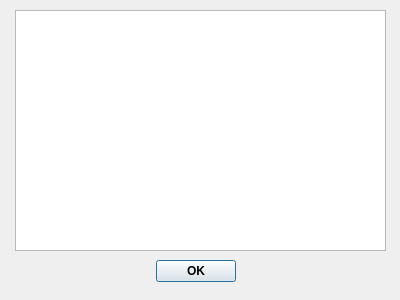
The window that FVADescriptionEditor/fvapeoplelistdlg.ui (dimanikulin/fva) describes before a commit, drawn with Qt 5.
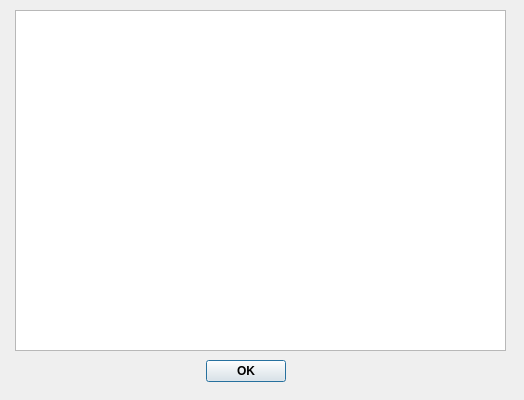
The same window after the commit.

```diff
--- a/FVADescriptionEditor/fvapeoplelistdlg.ui
+++ b/FVADescriptionEditor/fvapeoplelistdlg.ui
@@ -6,8 +6,8 @@
    <rect>
     <x>0</x>
     <y>0</y>
-    <width>400</width>
-    <height>300</height>
+    <width>524</width>
+    <height>400</height>
    </rect>
   </property>
   <property name="windowTitle">
@@ -18,8 +18,8 @@
     <rect>
      <x>15</x>
      <y>10</y>
-     <width>371</width>
-     <height>241</height>
+     <width>491</width>
+     <height>341</height>
     </rect>
    </property>
    <property name="font">
@@ -33,8 +33,8 @@
   <widget class="QDialogButtonBox" name="buttonBox">
    <property name="geometry">
     <rect>
-     <x>80</x>
-     <y>260</y>
+     <x>130</x>
+     <y>360</y>
      <width>156</width>
      <height>23</height>
     </rect>
```
